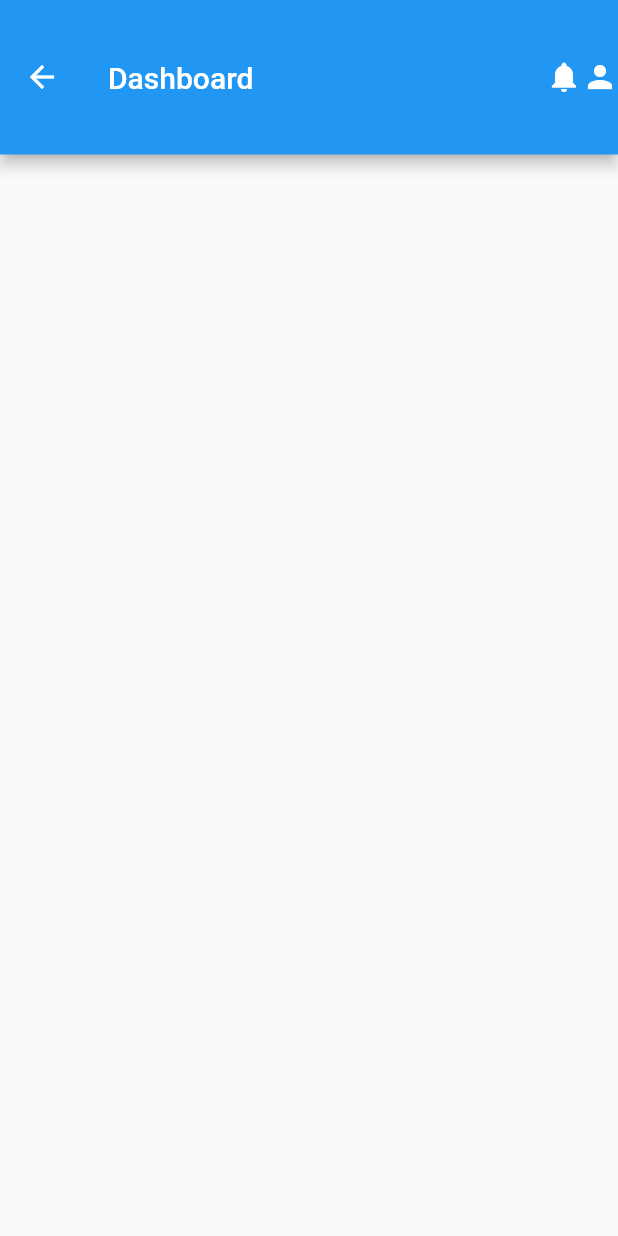
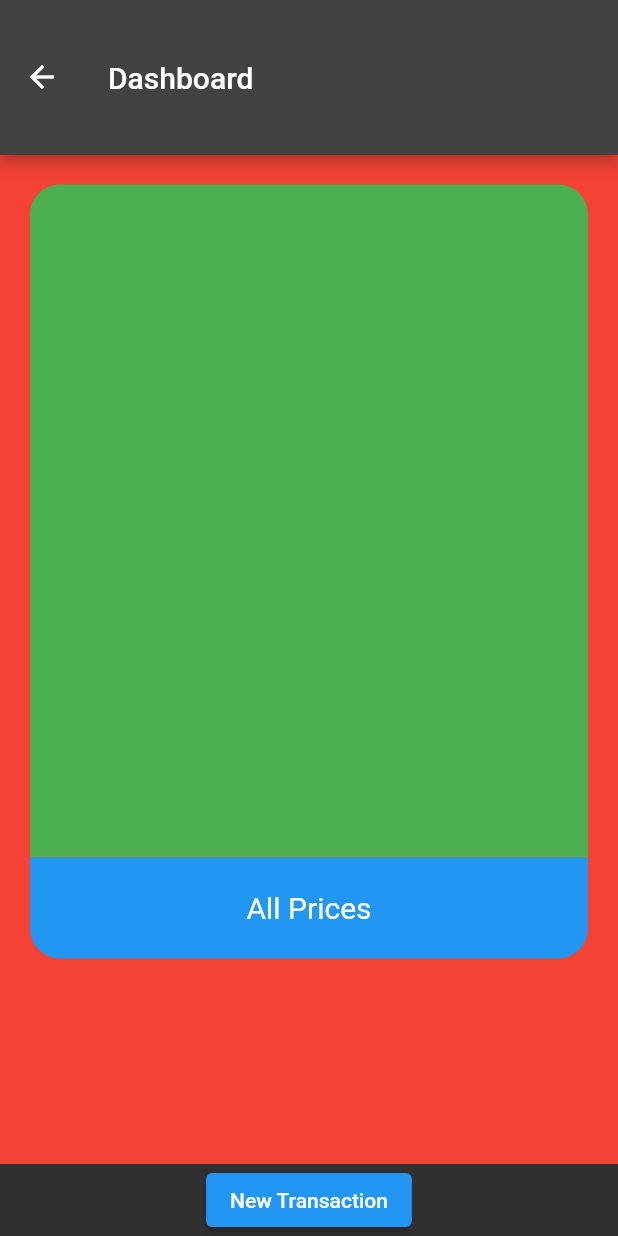
Before and after one commit to hemantthanna/blockchainagro, a Flutter app: the Dashboard screen opened directly, on a phone screen of 412 x 824 dp. Run offline on Flutter 3.47's test engine with Material 2 defaults, Android fonts, the phone set to English and light mode, and no system bars; our stand-ins replace cloud_firestore, firebase_auth, firebase_core, flutter_datetime_picker, flutter_spinkit, get_it; accounts and stored records are empty.

Commit message:
dark theme

```diff
--- a/lib/main.dart
+++ b/lib/main.dart
@@ -1,4 +1,3 @@
-
 import 'package:blockchainagro/screens/wrapper.dart';
 import 'package:blockchainagro/services/singleton.dart';
 import 'package:firebase_core/firebase_core.dart';
@@ -8,7 +7,10 @@ Future<void> main(List<String> args) async {
   WidgetsFlutterBinding.ensureInitialized();
   await Firebase.initializeApp();
   setupSingleton();
-  runApp(const MaterialApp(
+  runApp(MaterialApp(
+    color: Colors.green,
+    darkTheme: ThemeData(),
+    theme: ThemeData.dark(useMaterial3: false),
     home: Wrapper(),
   ));
 }
--- a/lib/screens/dashboard.dart
+++ b/lib/screens/dashboard.dart
@@ -1,8 +1,7 @@
-import 'package:blockchainagro/services/blockchain.dart';
-import 'package:blockchainagro/services/singleton.dart';
-import 'package:cloud_firestore/cloud_firestore.dart';
+import 'package:blockchainagro/screens/newentry.dart';
 import 'package:flutter/material.dart';
-import '../models/block.dart';
+import 'package:flutter/src/widgets/framework.dart';
+import 'package:flutter/src/widgets/placeholder.dart';
 
 class Dashboard extends StatefulWidget {
   const Dashboard({super.key});
@@ -12,66 +11,63 @@ class Dashboard extends StatefulWidget {
 }
 
 class _DashboardState extends State<Dashboard> {
-  final FirebaseFirestore firestore = FirebaseFirestore.instance;
-
   @override
   Widget build(BuildContext context) {
     return Scaffold(
       appBar: AppBar(
         title: const Text('Dashboard'),
         toolbarHeight: MediaQuery.of(context).size.height / 8,
-        actions: const [Icon(Icons.notifications), Icon(Icons.person)],
       ),
-      body: LayoutBuilder(
-        builder: (context, constrints) => Column(
+      body: Column(
         children: [
           Expanded(
-              child: StreamBuilder<QuerySnapshot>(
-                stream: firestore.collection('blocks').snapshots(),
-                builder: (context, snapshot) {
-                  if (!snapshot.hasData) {
-                    return const Center(child: CircularProgressIndicator());
-                  }
-                  var blocks = snapshot.data!.docs
-                      .map((doc) =>
-                          Block.fromJson(doc.data()! as Map<String, dynamic>))
-                      .toList();
-
-                  return ListView.builder(
-                    itemCount: blocks.length,
-                    itemBuilder: (context, index) {
-                      var block = blocks[index];
-                      return Card(
-                        elevation: 5,
-                        margin: const EdgeInsets.all(10),
-                        child: ListTile(
-                          contentPadding: const EdgeInsets.all(10),
-                          title: Text('Block ${block.index}'),
-                          subtitle: Column(
-                            crossAxisAlignment: CrossAxisAlignment.start,
+            child: Container(
+              height: 100,
+              color: Colors.red,
+              child: LayoutBuilder(
+                builder: (context, constraints) => Column(
                   children: [
-                              Text('price Rs. ${block.transactions.price}'),
-                              Text(
-                                  '${DateTime.parse(block.transactions.time.toString())}'),
-                            ],
-                          ),
-                          trailing: FutureBuilder(
-                            future: singleton.get<Blockchain>().isChainValid(),
-                            builder: (context, snapshot) => Icon(
-                                snapshot.data == true
-                                    ? Icons.check
-                                    : Icons.close),
+                    Container(
+                      margin: EdgeInsets.only(left: 20, right: 20, top: 20),
+                      decoration: BoxDecoration(
+                          color: Colors.green,
+                          borderRadius: BorderRadius.only(
+                              topLeft: Radius.circular(20),
+                              topRight: Radius.circular(20))),
+                      height: constraints.maxHeight / 1.5,
+                      child: GridView(
+                        gridDelegate: SliverGridDelegateWithFixedCrossAxisCount(
+                            crossAxisCount: 2),
+                            children: [],
                       ),
                     ),
-                      );
-                    },
-                  );
-                },
-              ),
+                    Container(
+                      margin: EdgeInsets.only(left: 20, right: 20, bottom: 20),
+                      decoration: BoxDecoration(
+                          color: Colors.blue,
+                          borderRadius: BorderRadius.only(
+                              bottomLeft: Radius.circular(20),
+                              bottomRight: Radius.circular(20))),
+                      height: constraints.maxHeight / 10,
+                      child: Center(
+                          child: Text(
+                        'All Prices',
+                        style: TextStyle(fontSize: 20),
+                      )),
                     ),
                   ],
                 ),
               ),
+            ),
+          ),
+          ElevatedButton(
+              onPressed: () {
+                Navigator.push(context,
+                    MaterialPageRoute(builder: (context) => const NewEntry()));
+              },
+              child: const Text('New Transaction'))
+        ],
+      ),
     );
   }
 }
--- a/lib/screens/home.dart
+++ b/lib/screens/home.dart
@@ -1,6 +1,6 @@
 import 'package:blockchainagro/screens/dashboard.dart';
-import 'package:blockchainagro/screens/newentry.dart';
 import 'package:blockchainagro/screens/profile.dart';
+import 'package:blockchainagro/screens/transactions.screen.dart';
 import 'package:flutter/material.dart';
 
 class Home extends StatefulWidget {
@@ -11,13 +11,12 @@ class Home extends StatefulWidget {
 }
 
 class _HomeState extends State<Home> {
-  List screens = [const Dashboard(), const NewEntry(), const Profile()];
+  List screens = [const Transaction_Screen(), const Dashboard(), const Profile()];
   int currentIndex = 1;
   @override
   Widget build(BuildContext context) {
     return Scaffold(
       body: screens[currentIndex],
-
       bottomNavigationBar: BottomNavigationBar(
         currentIndex: currentIndex,
           onTap: (value) {
```
Also changed, not shown: lib/screens/newentry.dart (+16 -7 lines), lib/screens/profile.dart (+17 -3 lines), lib/screens/transactions.screen.dart (+70 -7 lines), 1 other file. Lines whose indentation alone changed are shown as unchanged.
